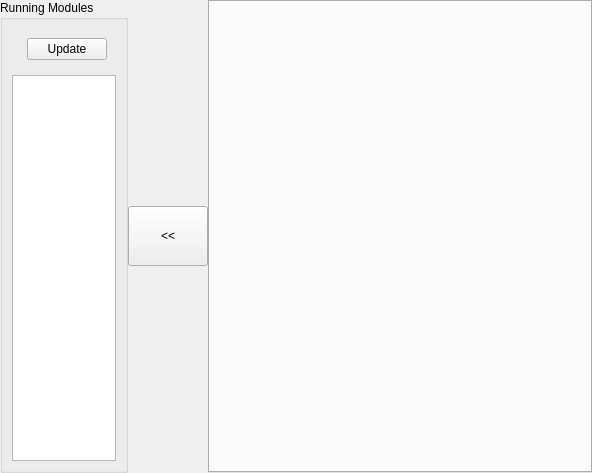
The window that widgets/Logs/logpageform.ui (mimirobo/AtisLauncher) describes before a commit, drawn with Qt 5.
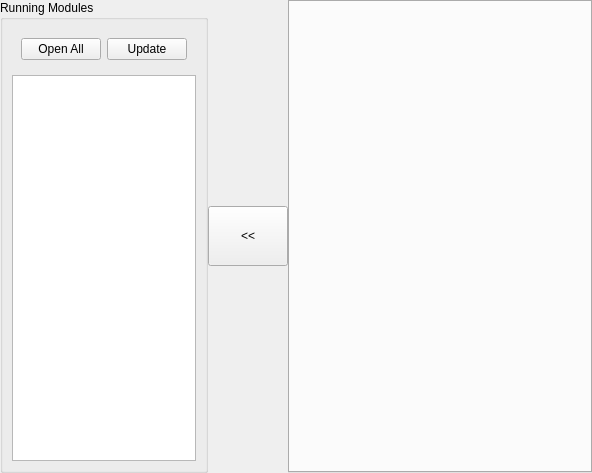
The same window after the commit.

Commit message: Added Open All Consoles Button to Log list

```diff
--- a/widgets/Logs/logpageform.ui
+++ b/widgets/Logs/logpageform.ui
@@ -38,6 +38,13 @@
       <item>
        <widget class="QWidget" name="widget" native="true">
         <layout class="QHBoxLayout" name="horizontalLayout_2">
+         <item>
+          <widget class="QPushButton" name="openallBtn">
+           <property name="text">
+            <string>Open All</string>
+           </property>
+          </widget>
+         </item>
          <item>
           <spacer name="horizontalSpacer">
            <property name="orientation">
```
The commit also changes 2 other files.
